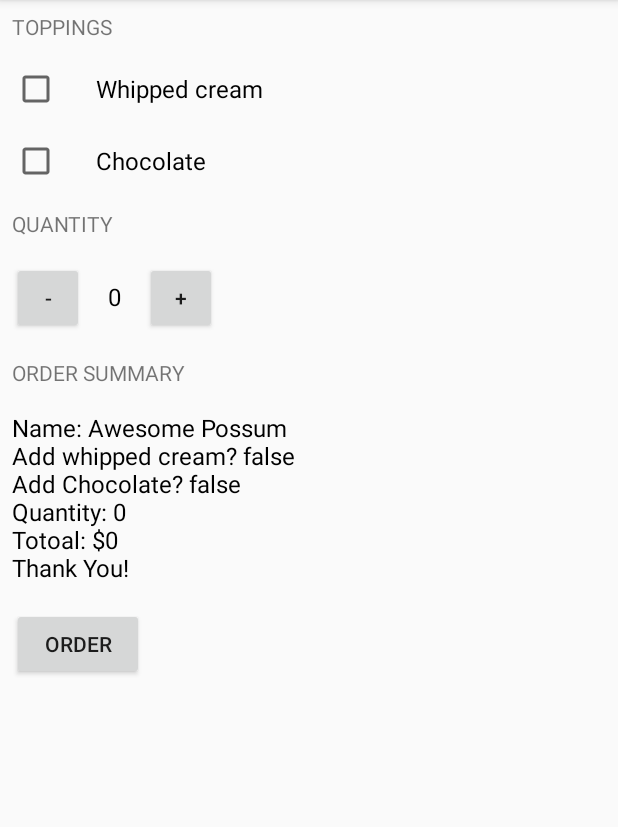
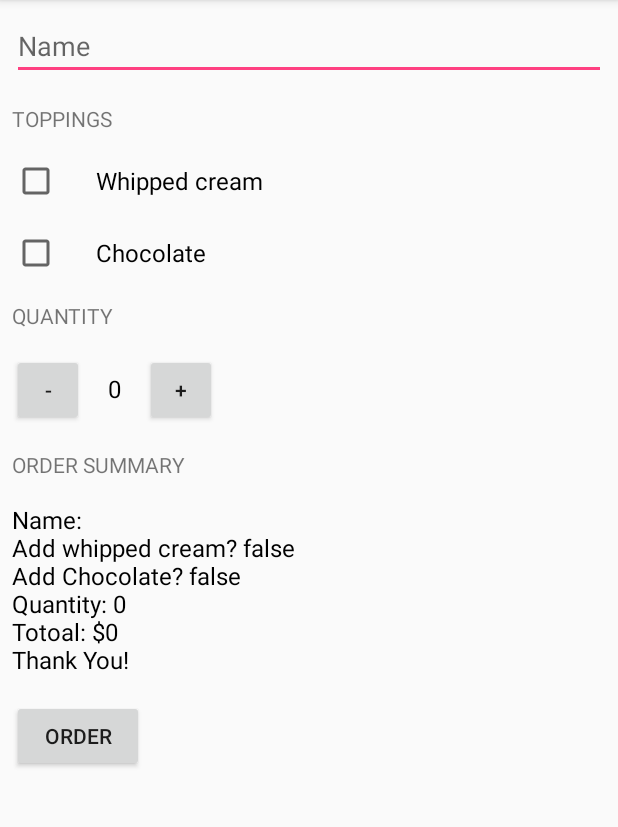
Before and after one commit to prateekgarg/justJava, an Android app: the screen it shows after launch (MainActivity), after a tap on "ORDER", on a phone screen of 412 x 824 dp, the part 84-911 px from its top. Run offline under Robolectric (Android 15) with nearby library versions, the phone set to English and light mode, and no system bars.

Commit message:
Completed till lesson 6, lesson 9

```diff
--- a/app/src/main/java/com/example/prateekgarg/justjava/MainActivity.java
+++ b/app/src/main/java/com/example/prateekgarg/justjava/MainActivity.java
@@ -6,6 +6,7 @@ import android.os.Bundle;
 import android.support.v7.app.AppCompatActivity;
 import android.view.View;
 import android.widget.CheckBox;
+import android.widget.EditText;
 import android.widget.TextView;
 
 public class MainActivity extends AppCompatActivity {
@@ -24,9 +25,11 @@ public class MainActivity extends AppCompatActivity {
         int price = calculatePrice();
         boolean whippedCreamState = ((CheckBox) findViewById(R.id.whipped_cream_checkbox)).isChecked();
         boolean chocolateState = ((CheckBox) findViewById(R.id.chocolate_checkbox)).isChecked();
+        EditText name = findViewById(R.id.name);
+        String nameEntered = name.getText().toString();
         //Log.v("Whipped Cream checkbox",  "" + whippedCreamState);
         //Log.v("Chocolate checkbox",  "" + chocolateState);
-        displayMessage(createOrderSummary(price, whippedCreamState, chocolateState));
+        displayMessage(createOrderSummary(price, whippedCreamState, chocolateState, nameEntered));
     }
 
     /**
@@ -71,8 +74,8 @@ public class MainActivity extends AppCompatActivity {
     /*
     * Create a longer summary of the order. Hardcode the name for now
     * */
-    public String createOrderSummary(int price, boolean whippedCreamState, boolean chocolateState) {
-        String result = "Name: Awesome Possum" + "\nAdd whipped cream? " + whippedCreamState + "\nAdd Chocolate? " + chocolateState + "\nQuantity: " + quantity + "\nTotoal: $" + price + "\nThank You!";
+    public String createOrderSummary(int price, boolean whippedCreamState, boolean chocolateState, String name) {
+        String result = "Name: " + name + "\nAdd whipped cream? " + whippedCreamState + "\nAdd Chocolate? " + chocolateState + "\nQuantity: " + quantity + "\nTotoal: $" + price + "\nThank You!";
         return result;
     }
 }
--- a/app/src/main/res/layout/activity_main.xml
+++ b/app/src/main/res/layout/activity_main.xml
@@ -14,6 +14,13 @@
             android:layout_height="match_parent"
             android:orientation="vertical">
 
+            <EditText
+                android:id="@+id/name"
+                android:layout_width="match_parent"
+                android:layout_height="wrap_content"
+                android:layout_margin="8dp"
+                android:hint="Name"
+                android:inputType="text" />
             <TextView
                 android:layout_width="wrap_content"
                 android:layout_height="wrap_content"
```
